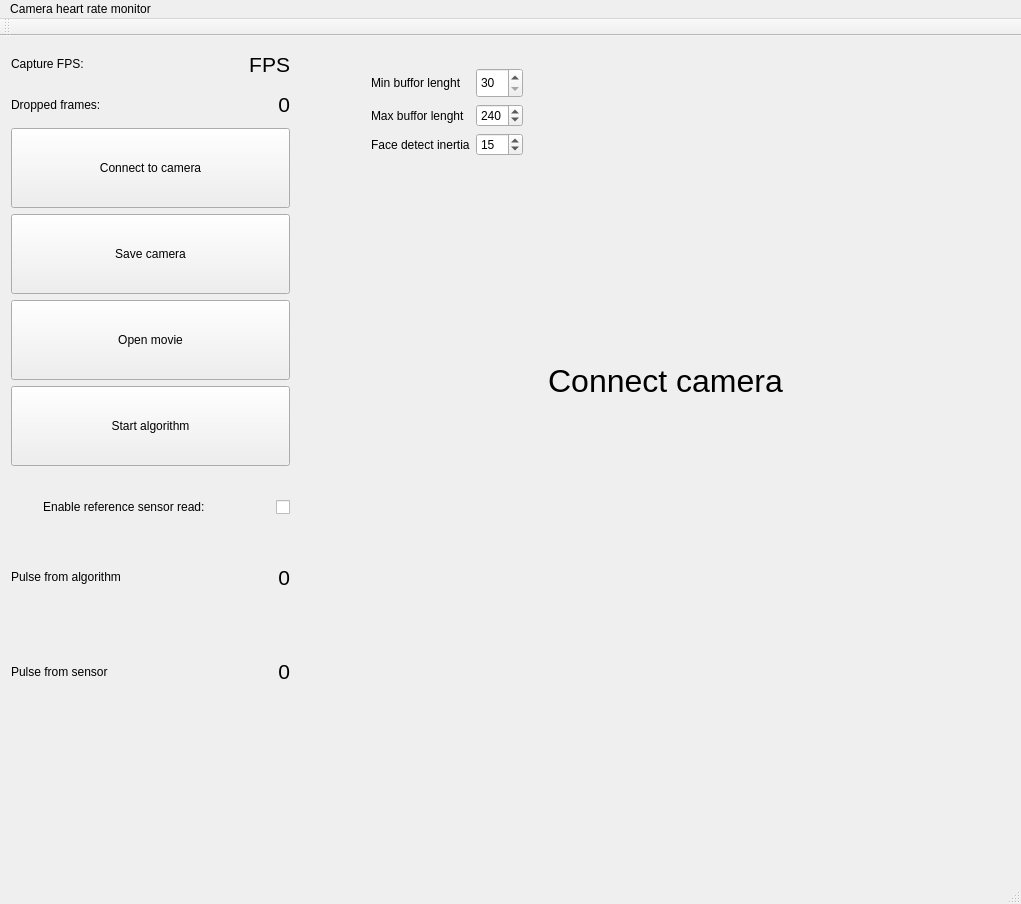
First picture: the form in ui/mainwindow.ui, repository wglowacki/camera_pulse_detector, before the edit.
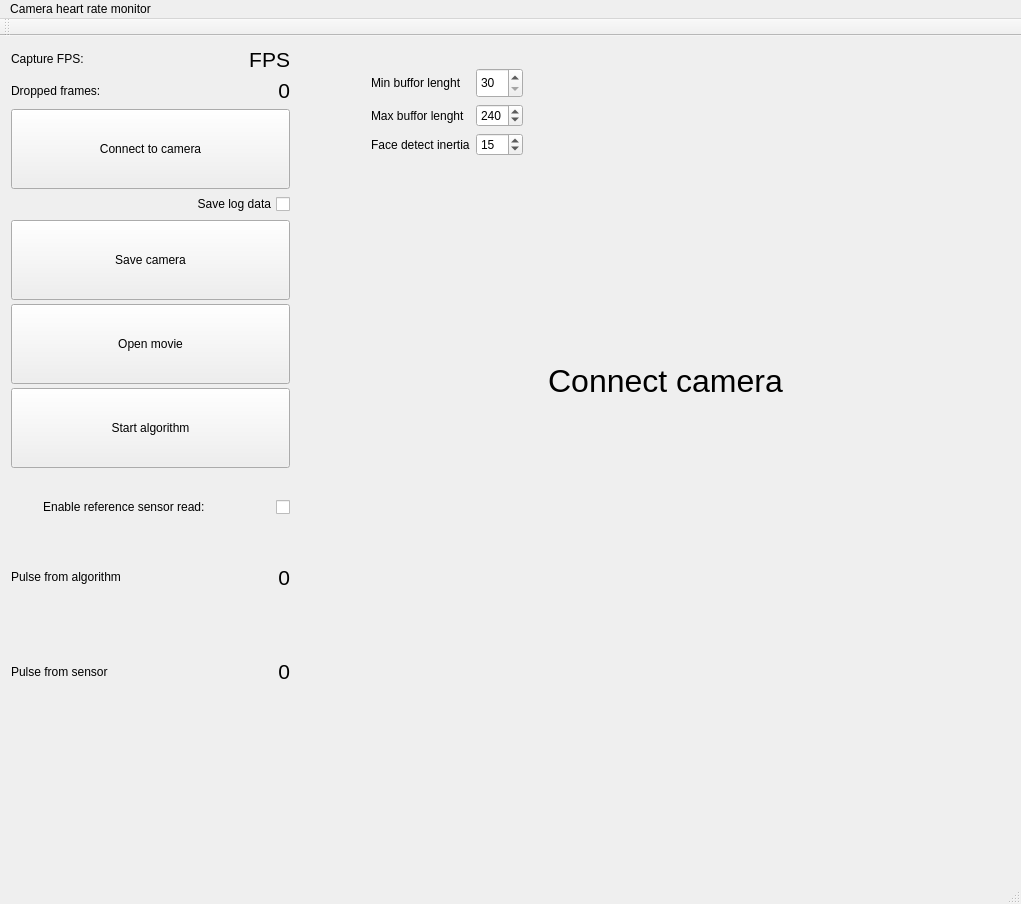
Second picture: the form after the edit.

What changed in the file:
```diff
--- a/ui/mainwindow.ui
+++ b/ui/mainwindow.ui
@@ -24,18 +24,29 @@
      </rect>
     </property>
     <layout class="QGridLayout" name="gridLayout">
-     <item row="1" column="1">
-      <widget class="QLabel" name="droppedFramesValueLabel">
-       <property name="font">
-        <font>
-         <pointsize>16</pointsize>
-        </font>
+     <item row="8" column="0" colspan="2">
+      <widget class="QPushButton" name="algorithmButton">
+       <property name="minimumSize">
+        <size>
+         <width>0</width>
+         <height>80</height>
+        </size>
        </property>
        <property name="text">
-        <string>&lt;html&gt;&lt;head/&gt;&lt;body&gt;&lt;p align=&quot;right&quot;&gt;&lt;span style=&quot; font-size:16pt;&quot;&gt;0&lt;/span&gt;&lt;/p&gt;&lt;/body&gt;&lt;/html&gt;</string>
+        <string>Start algorithm</string>
        </property>
-       <property name="alignment">
-        <set>Qt::AlignRight|Qt::AlignTrailing|Qt::AlignVCenter</set>
+      </widget>
+     </item>
+     <item row="4" column="0" colspan="2">
+      <widget class="QPushButton" name="connectCameraButton">
+       <property name="minimumSize">
+        <size>
+         <width>0</width>
+         <height>80</height>
+        </size>
+       </property>
+       <property name="text">
+        <string>Connect to camera</string>
        </property>
       </widget>
      </item>
@@ -54,6 +65,19 @@
        </property>
       </widget>
      </item>
+     <item row="7" column="0" colspan="2">
+      <widget class="QPushButton" name="openMovieButton">
+       <property name="minimumSize">
+        <size>
+         <width>0</width>
+         <height>80</height>
+        </size>
+       </property>
+       <property name="text">
+        <string>Open movie</string>
+       </property>
+      </widget>
+     </item>
      <item row="1" column="0">
       <widget class="QLabel" name="droppedTextLabel">
        <property name="text">
@@ -61,16 +85,18 @@
        </property>
       </widget>
      </item>
-     <item row="7" column="0" colspan="2">
-      <widget class="QPushButton" name="algorithmButton">
-       <property name="minimumSize">
-        <size>
-         <width>0</width>
-         <height>80</height>
-        </size>
+     <item row="1" column="1">
+      <widget class="QLabel" name="droppedFramesValueLabel">
+       <property name="font">
+        <font>
+         <pointsize>16</pointsize>
+        </font>
        </property>
        <property name="text">
-        <string>Start algorithm</string>
+        <string>&lt;html&gt;&lt;head/&gt;&lt;body&gt;&lt;p align=&quot;right&quot;&gt;&lt;span style=&quot; font-size:16pt;&quot;&gt;0&lt;/span&gt;&lt;/p&gt;&lt;/body&gt;&lt;/html&gt;</string>
+       </property>
+       <property name="alignment">
+        <set>Qt::AlignRight|Qt::AlignTrailing|Qt::AlignVCenter</set>
        </property>
       </widget>
      </item>
@@ -82,32 +108,6 @@
       </widget>
      </item>
      <item row="6" column="0" colspan="2">
-      <widget class="QPushButton" name="openMovieButton">
-       <property name="minimumSize">
-        <size>
-         <width>0</width>
-         <height>80</height>
-        </size>
-       </property>
-       <property name="text">
-        <string>Open movie</string>
-       </property>
-      </widget>
-     </item>
-     <item row="4" column="0" colspan="2">
-      <widget class="QPushButton" name="connectCameraButton">
-       <property name="minimumSize">
-        <size>
-         <width>0</width>
-         <height>80</height>
-        </size>
-       </property>
-       <property name="text">
-        <string>Connect to camera</string>
-       </property>
-      </widget>
-     </item>
-     <item row="5" column="0" colspan="2">
       <widget class="QPushButton" name="saveCameraButton">
        <property name="minimumSize">
         <size>
@@ -120,6 +120,16 @@
        </property>
       </widget>
      </item>
+     <item row="5" column="0" colspan="2">
+      <widget class="QCheckBox" name="saveVideoCheckbox">
+       <property name="layoutDirection">
+        <enum>Qt::RightToLeft</enum>
+       </property>
+       <property name="text">
+        <string>Save log data</string>
+       </property>
+      </widget>
+     </item>
     </layout>
    </widget>
    <widget class="QWidget" name="verticalLayoutWidget">
```
